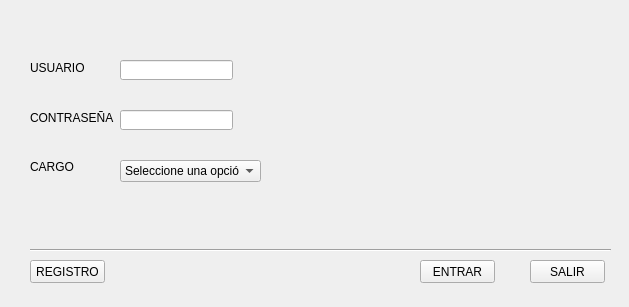
Above: DI24/Primerejercicio/ui/VentanaLogeoUniversidad.ui from javiern2023/DI24 before the change. Below: the same form after it.
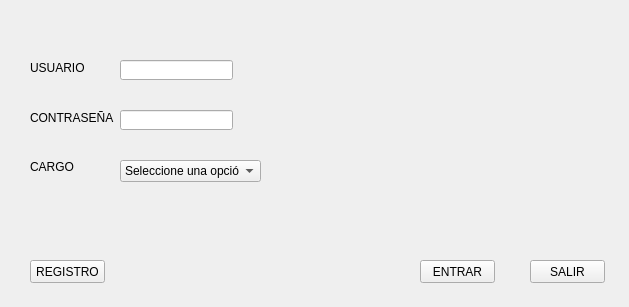
That is the form after the change. Icons and pictures are not drawn.

The edit to the form file:
```diff
--- a/DI24/Primerejercicio/ui/VentanaLogeoUniversidad.ui
+++ b/DI24/Primerejercicio/ui/VentanaLogeoUniversidad.ui
@@ -39,19 +39,6 @@
     <string>ENTRAR</string>
    </property>
   </widget>
-  <widget class="Line" name="line">
-   <property name="geometry">
-    <rect>
-     <x>30</x>
-     <y>240</y>
-     <width>581</width>
-     <height>20</height>
-    </rect>
-   </property>
-   <property name="orientation">
-    <enum>Qt::Horizontal</enum>
-   </property>
-  </widget>
   <widget class="QPushButton" name="btnRegistro">
    <property name="geometry">
     <rect>
```
Left out of the diff: 18 changed lines with no effect on the pictures.
